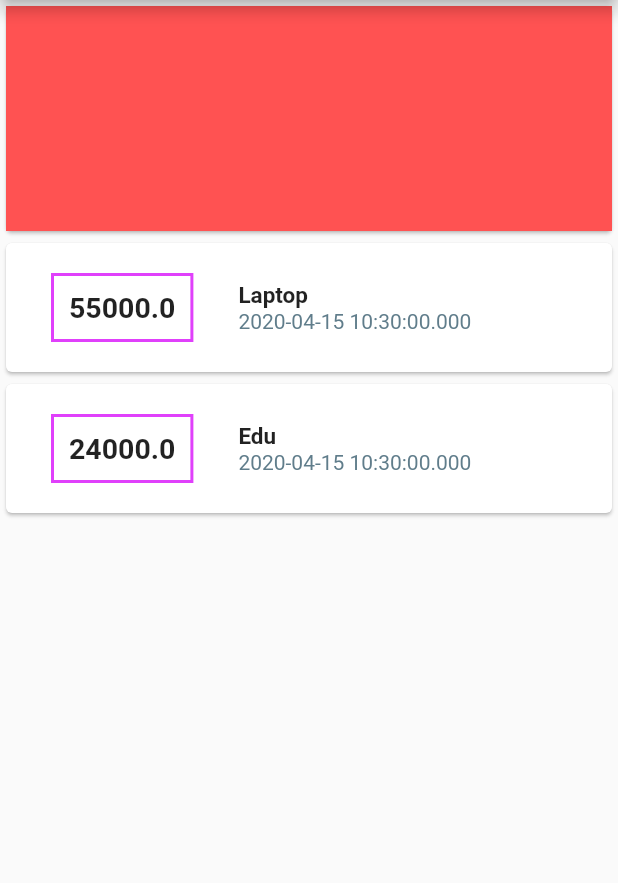
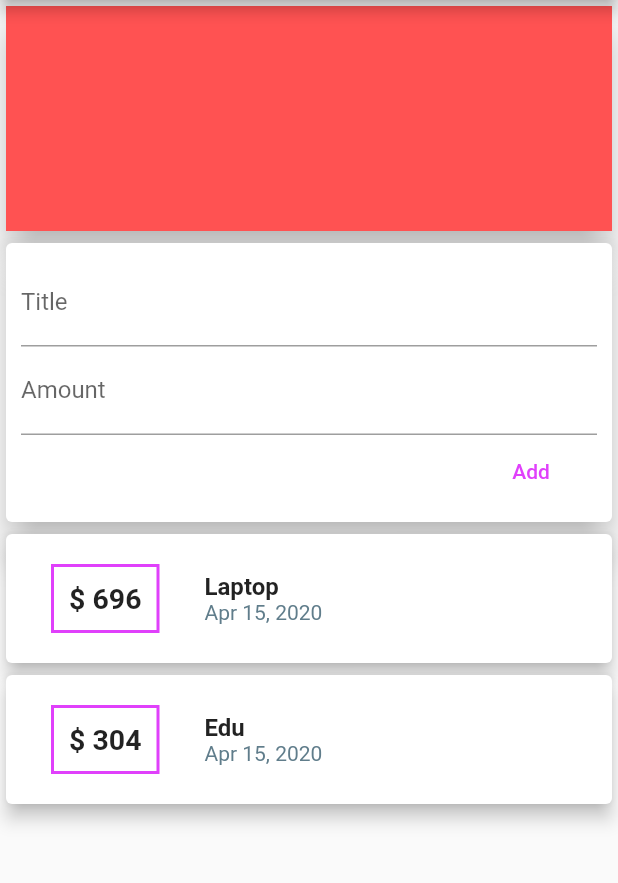
Before and after one commit to winterprogram/expenseapp, a Flutter app: the screen it shows after launch, on a phone screen of 412 x 824 dp, the part 84-967 px from its top. Run offline on Flutter 3.47's test engine with Material 2 defaults, Android fonts, the phone set to English and light mode, and no system bars; statements that could not run were skipped.

Commit message:
seperating app into widget and models

```diff
--- a/lib/main.dart
+++ b/lib/main.dart
@@ -1,6 +1,11 @@
+import 'package:expenseapp/widget/new_trans.dart';
+import 'package:expenseapp/widget/trans_list.dart';
+import 'package:expenseapp/widget/user_trans.dart';
 import 'package:flutter/material.dart';
-import './trans.dart';
-import 'package:flutter/src/widgets/framework.dart';
+// import './models/trans.dart';
+// import './widget/trans_list.dart';
+import 'package:intl/intl.dart';
+// import 'package:flutter/src/widgets/framework.dart';
 
 void main() => runApp(MyApp());
 
@@ -12,10 +17,9 @@ class MyApp extends StatefulWidget {
 }
 
 class HomePage extends State<MyApp> {
-  final List<Trans> trans = [
-    Trans(id: '1r', title: 'Laptop', amount: 55000, date: DateTime.now()),
-    Trans(id: '13', title: 'Edu', amount: 24000, date: DateTime.now())
-  ];
+  // var titles = TextEditingController();
+  // var inpamounts = TextEditingController();
+
   @override
   Widget build(BuildContext context) {
     return MaterialApp(
@@ -30,7 +34,9 @@ class HomePage extends State<MyApp> {
                 // mainAxisAlignment: MainAxisAlignment.spaceEvenly,
                 crossAxisAlignment: CrossAxisAlignment.stretch,
                 children: [
+                  Column(children: <Widget>[
                     Card(
+                      elevation: 10,
                       child: Container(
                         width: double.infinity,
                         color: Colors.redAccent,
@@ -38,45 +44,8 @@ class HomePage extends State<MyApp> {
                         // child: Text('Charts area'),
                       ),
                     ),
-                  Column(
-                      children: trans.map((test) {
-                    return Card(
-                      child: Row(
-                        children: <Widget>[
-                          Container(
-                              margin: EdgeInsets.symmetric(
-                                  horizontal: 30, vertical: 20),
-                              child: Text(
-                                test.amount.toString(),
-                                style: TextStyle(
-                                    fontWeight: FontWeight.bold, fontSize: 19),
-                              ),
-                              decoration: BoxDecoration(
-                                  border: Border.all(
-                                      color: Colors.purpleAccent, width: 2)),
-                              padding: EdgeInsets.symmetric(
-                                  vertical: 10, horizontal: 10)),
-                          Column(
-                            crossAxisAlignment: CrossAxisAlignment.start,
-                            children: <Widget>[
-                              Text(
-                                test.title,
-                                style: TextStyle(
-                                    fontSize: 15, fontWeight: FontWeight.bold),
-                              ),
-                              Container(
-                                child: Text(
-                                  test.date.toString(),
-                                  style: TextStyle(color: Colors.blueGrey),
-                                ),
-                                //  color: ,
-                              )
-                            ],
-                          )
-                        ],
-                      ),
-                    );
-                  }).toList())
+                   Userdata()
+                  ])
                 ])));
   }
 }
--- /dev/null
+++ b/lib/widget/new_trans.dart
@@ -0,0 +1,47 @@
+import 'package:flutter/material.dart';
+
+class Newtrans extends StatefulWidget {
+  @override
+  _NewtransState createState() => _NewtransState();
+}
+
+class _NewtransState extends State<Newtrans> {
+  String title;
+  String inpamount;
+
+  @override
+  Widget build(BuildContext context) {
+    return Card(
+        elevation: 10,
+        child: Container(
+            padding: EdgeInsets.all(10),
+            child: Column(
+              crossAxisAlignment: CrossAxisAlignment.end,
+              children: <Widget>[
+                TextField(
+                  decoration: InputDecoration(
+                    labelText: 'Title',
+                  ),
+                  // controller: titles,
+                  onChanged: (value) {
+                    title = value;
+                  },
+                ),
+                TextField(
+                  decoration: InputDecoration(labelText: 'Amount'),
+                  // controller: inpamounts,
+                  onChanged: (value) {
+                    inpamount = value;
+                  },
+                ),
+                FlatButton(
+                  child: Text('Add'),
+                  textColor: Colors.purpleAccent,
+                  onPressed: () {
+                    _Userdata
+                  },
+                ),
+              ],
+            )));
+  }
+}
--- /dev/null
+++ b/lib/widget/trans_list.dart
@@ -0,0 +1,52 @@
+import 'package:flutter/material.dart';
+import '../models/trans.dart';
+import 'package:intl/intl.dart';
+
+
+
+class Transaction extends StatelessWidget{
+  final List<Trans>transactions;
+
+  // const TransactionState({Key key, this.transactions}) : super(key: key);
+
+  Transaction(this.transactions);
+  @override
+  Widget build(BuildContext context) {
+    return Column(
+        children: transactions.map((test) {
+      return Card(
+        elevation: 5,
+        // shape: ShapeBorder.lerp(2, 2, 4),
+        child: Row(
+          children: <Widget>[
+            Container(
+                margin: EdgeInsets.symmetric(horizontal: 30, vertical: 20),
+                child: Text(
+                  '\$ ${((test.amount) / 79).round()}',
+                  style: TextStyle(fontWeight: FontWeight.bold, fontSize: 19),
+                ),
+                decoration: BoxDecoration(
+                    border: Border.all(color: Colors.purpleAccent, width: 2)),
+                padding: EdgeInsets.symmetric(vertical: 10, horizontal: 10)),
+            Column(
+              crossAxisAlignment: CrossAxisAlignment.start,
+              children: <Widget>[
+                Text(
+                  test.title,
+                  style: TextStyle(fontSize: 16, fontWeight: FontWeight.bold),
+                ),
+                Container(
+                  child: Text(
+                    DateFormat.yMMMd().format(test.date),
+                    style: TextStyle(color: Colors.blueGrey),
+                  ),
+                  //  color: ,
+                )
+              ],
+            )
+          ],
+        ),
+      );
+    }).toList());
+  }
+}
--- /dev/null
+++ b/lib/widget/user_trans.dart
@@ -0,0 +1,38 @@
+import 'package:flutter/material.dart';
+
+import '../widget/new_trans.dart';
+import '../widget/trans_list.dart';
+import '../models/trans.dart';
+
+class Userdata extends StatefulWidget {
+  @override
+  _UserdataState createState() => _UserdataState();
+}
+
+class _UserdataState extends State<Userdata> {
+  final List<Trans> _userdata = [
+    Trans(id: '1r', title: 'Laptop', amount: 55000, date: DateTime.now()),
+    Trans(id: '13', title: 'Edu', amount: 24000, date: DateTime.now())
+  ];
+
+  void _data(String title, double amount) {
+    final news = Trans(
+        id: DateTime.now().toString(),
+        title: title,
+        amount: amount,
+        date: DateTime.now());
+    setState(() {
+      _userdata.add(news);
+    });
+  }
+
+  @override
+  Widget build(BuildContext context) {
+    return Column(
+      children: <Widget>[
+        Newtrans(),
+        Transaction(_userdata),
+      ],
+    );
+  }
+}
--- a/pubspec.yaml
+++ b/pubspec.yaml
@@ -19,6 +19,7 @@ environment:
 dependencies:
   flutter:
     sdk: flutter
+  intl: ^0.16.1
 
   # The following adds the Cupertino Icons font to your application.
   # Use with the CupertinoIcons class for iOS style icons.
```
Also changed, not shown: lib/models/trans.dart (renamed from lib/trans.dart), pubspec.lock. Lines whose indentation alone changed are shown as unchanged.
